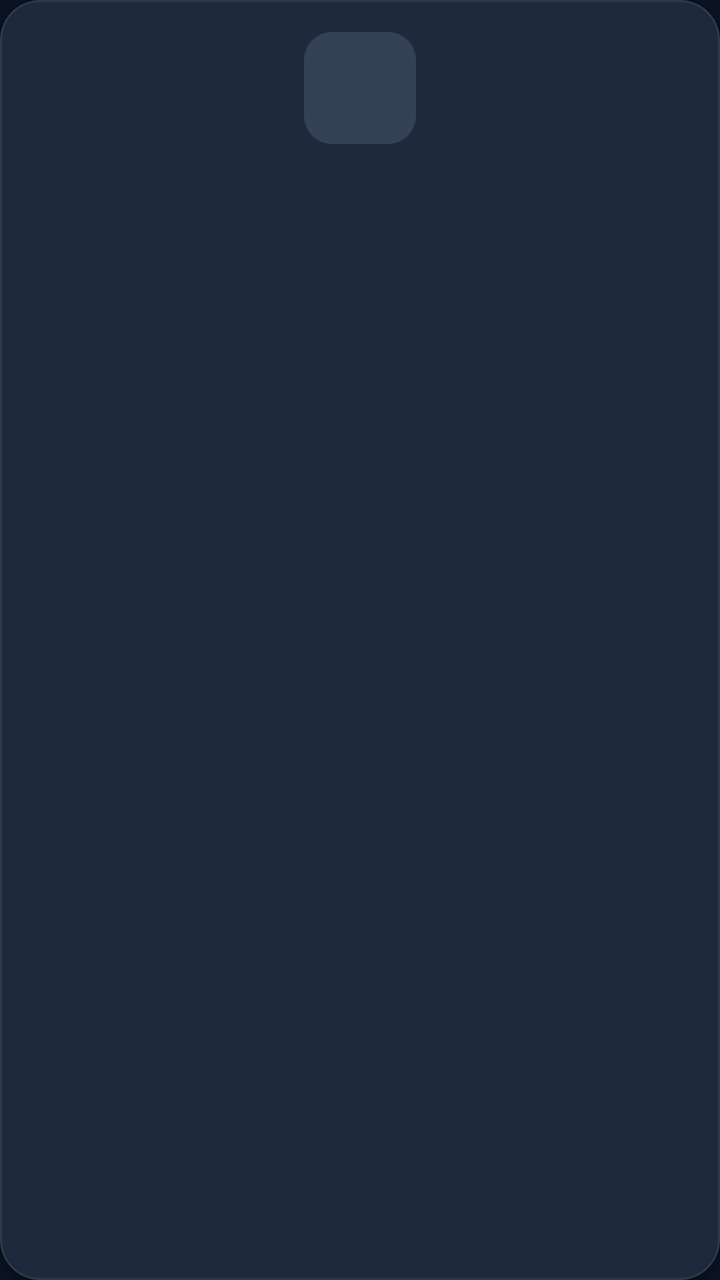
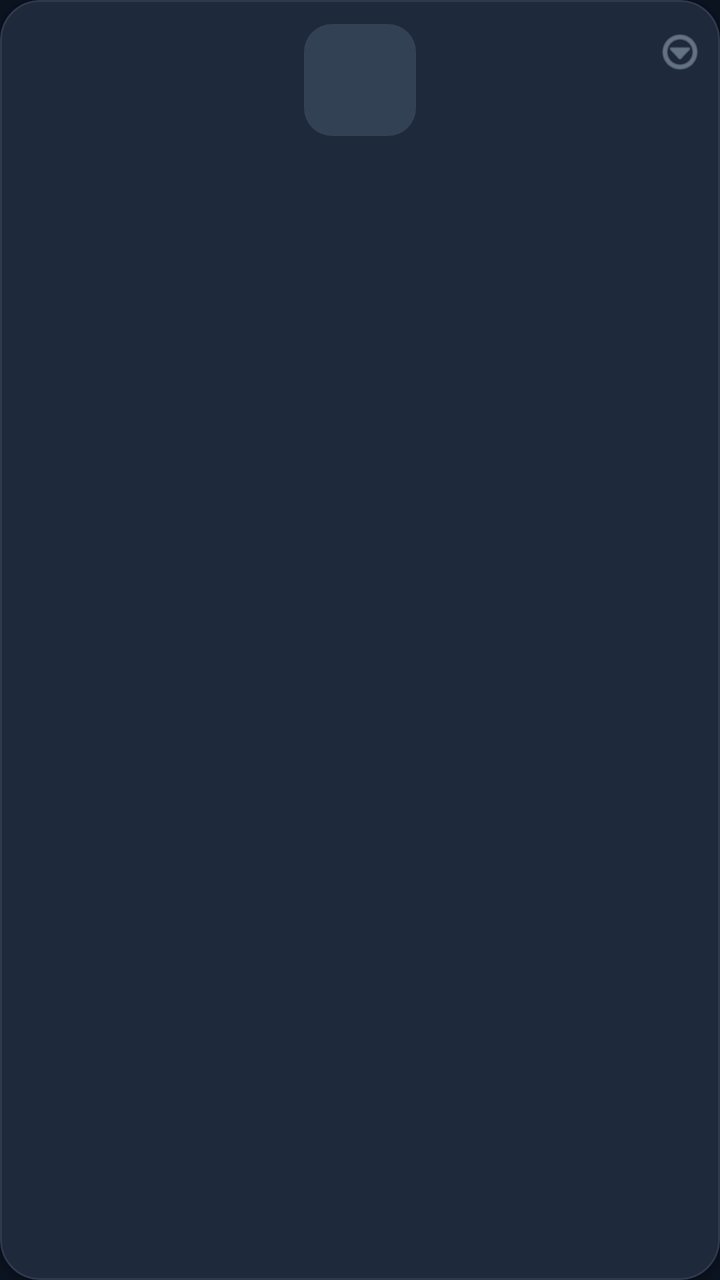

The first picture is an Android layout as it rendered before a commit; the second is the same layout after the commit. The layout source and the unified diff follow.
<!-- AndroidManifest.xml: application theme Theme.WebLauncher -->
<!-- res/layout/item_app.xml -->
<?xml version="1.0" encoding="utf-8"?>
<com.google.android.material.card.MaterialCardView
    xmlns:android="http://schemas.android.com/apk/res/android"
    xmlns:app="http://schemas.android.com/apk/res-auto"
    android:layout_width="match_parent"
    android:layout_height="wrap_content"
    android:layout_margin="5dp"
    app:cardBackgroundColor="@color/card"
    app:cardCornerRadius="20dp"
    app:cardElevation="2dp"
    app:strokeWidth="1dp"
    app:strokeColor="#2294A3B8">

    <FrameLayout
        android:layout_width="match_parent"
        android:layout_height="wrap_content"
        android:paddingTop="16dp"
        android:paddingBottom="12dp"
        android:paddingHorizontal="8dp">

        <LinearLayout
            android:layout_width="match_parent"
            android:layout_height="wrap_content"
            android:orientation="vertical"
            android:gravity="center_horizontal">

            <FrameLayout
                android:layout_width="56dp"
                android:layout_height="56dp">

                <TextView
                    android:id="@+id/appInitials"
                    android:layout_width="56dp"
                    android:layout_height="56dp"
                    android:gravity="center"
                    android:background="@drawable/bg_icon"
                    android:textColor="@color/accent"
                    android:textSize="16sp"
                    android:textStyle="bold" />

                <ImageView
                    android:id="@+id/appIcon"
                    android:layout_width="56dp"
                    android:layout_height="56dp"
                    android:padding="10dp"
                    android:scaleType="fitCenter"
                    android:background="@drawable/bg_icon"
                    android:visibility="gone"
                    android:contentDescription="@null" />
            </FrameLayout>

            <TextView
                android:id="@+id/appName"
                android:layout_width="match_parent"
                android:layout_height="wrap_content"
                android:layout_marginTop="8dp"
                android:gravity="center"
                android:textColor="@color/text"
                android:textSize="12sp"
                android:maxLines="2"
                android:ellipsize="end" />
        </LinearLayout>

        <TextView
            android:id="@+id/pinBadge"
            android:layout_width="wrap_content"
            android:layout_height="wrap_content"
            android:layout_gravity="top|end"
            android:text="\u2605"
            android:textColor="@color/star"
            android:textSize="12sp"
            android:visibility="gone" />
    </FrameLayout>
</com.google.android.material.card.MaterialCardView>
<!-- resources referenced by this layout -->
<resources>
  <color name="accent">#3B82F6</color>
  <color name="card">#1E293B</color>
  <color name="star">#F59E0B</color>
  <color name="text">#F1F5F9</color>
  <!-- drawable bg_icon (drawable) -->
  <?xml version="1.0" encoding="utf-8"?>
  <shape xmlns:android="http://schemas.android.com/apk/res/android" android:shape="rectangle">
      <solid android:color="#334155" />
      <corners android:radius="14dp" />
  </shape>
  <style name="Theme.WebLauncher" parent="Theme.Material3.Dark.NoActionBar">
          <item name="colorPrimary">@color/accent</item>
          <item name="colorOnPrimary">@android:color/white</item>
          <item name="colorSecondary">@color/accent</item>
          <item name="android:statusBarColor">@color/bg_elevated</item>
          <item name="android:navigationBarColor">@color/bg_elevated</item>
          <item name="android:windowBackground">@color/bg</item>
          <item name="android:colorBackground">@color/bg</item>
          <item name="colorSurface">@color/bg_elevated</item>
          <item name="colorOnSurface">@color/text</item>
          <item name="android:textColorPrimary">@color/text</item>
          <item name="android:textColorSecondary">@color/text_muted</item>
      </style>
  <color name="bg_elevated">#111827</color>
  <color name="bg">#0B1220</color>
  <color name="text_muted">#94A3B8</color>
</resources>

<!-- the commit's change to res/layout/item_app.xml (unified diff, before → after) -->
@@ -14,9 +14,9 @@
     <FrameLayout
         android:layout_width="match_parent"
         android:layout_height="wrap_content"
-        android:paddingTop="16dp"
+        android:paddingTop="12dp"
         android:paddingBottom="12dp"
-        android:paddingHorizontal="8dp">
+        android:paddingHorizontal="6dp">
 
         <LinearLayout
             android:layout_width="match_parent"
@@ -65,10 +65,23 @@
             android:id="@+id/pinBadge"
             android:layout_width="wrap_content"
             android:layout_height="wrap_content"
-            android:layout_gravity="top|end"
+            android:layout_gravity="top|start"
+            android:paddingStart="4dp"
             android:text="\u2605"
             android:textColor="@color/star"
             android:textSize="12sp"
             android:visibility="gone" />
+
+        <ImageButton
+            android:id="@+id/btnAppMenu"
+            android:layout_width="28dp"
+            android:layout_height="28dp"
+            android:layout_gravity="top|end"
+            android:background="?attr/selectableItemBackgroundBorderless"
+            android:src="@android:drawable/ic_menu_more"
+            android:contentDescription="Menu"
+            app:tint="@color/text_muted"
+            android:scaleType="centerInside"
+            android:padding="2dp" />
     </FrameLayout>
 </com.google.android.material.card.MaterialCardView>
